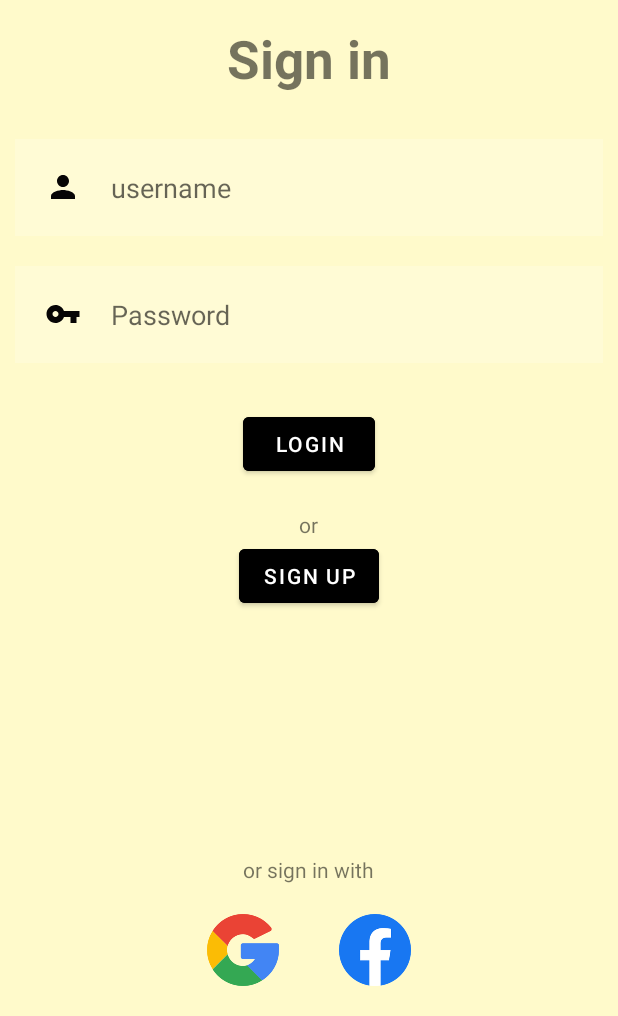
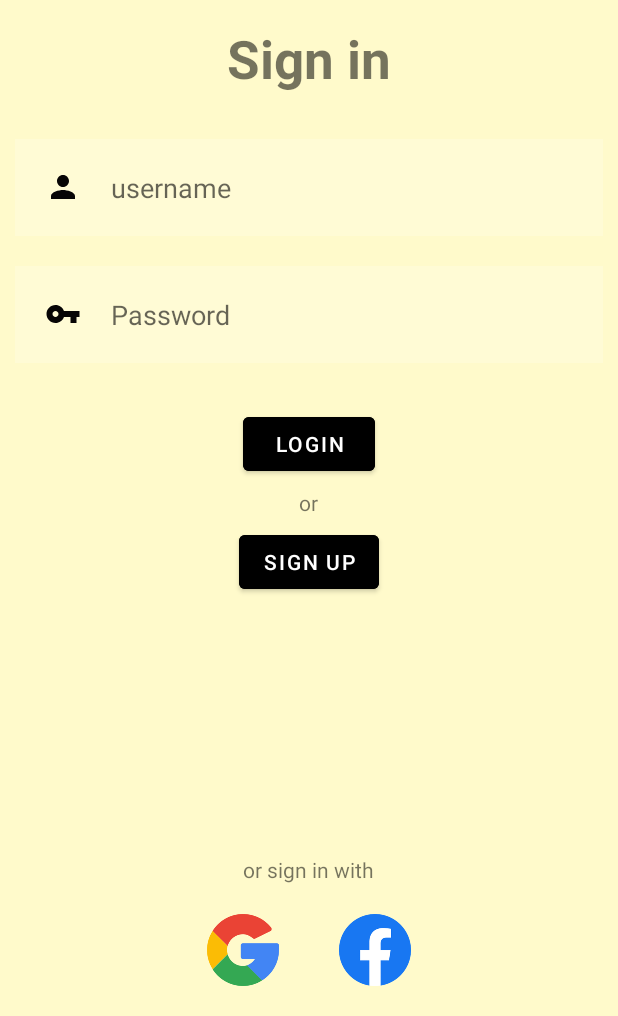
Before and after one commit to arpitmohanani/CoffeeBurst, an Android app: the screen it shows after launch (SignInPage), on a phone screen of 412 x 824 dp, the part 220-1236 px from its top. Run offline under Robolectric (Android 15) with nearby library versions, the light colour scheme and no system bars; our stand-ins replace Room's generated code; libraries missing offline, so code that uses them is left out: com.facebook, com.facebook.login; 4 statements that could not run were skipped.

Commit message:
"Some GUI fixes with signout button"

```diff
--- a/app/src/main/res/layout/activity_display_stores.xml
+++ b/app/src/main/res/layout/activity_display_stores.xml
@@ -27,7 +27,7 @@
         android:layout_height="wrap_content"
         android:layout_below="@+id/coffeeBurst"
         android:layout_marginStart="25dp"
-        android:layout_marginTop="40dp"
+        android:layout_marginTop="25dp"
         android:text="TextView"
         android:textSize="24sp"
         android:textStyle="bold|italic"
@@ -78,7 +78,7 @@
         android:layout_marginStart="25dp"
         android:layout_marginTop="0dp"
         android:layout_marginEnd="16dp"
-        android:layout_marginBottom="50dp"
+        android:layout_marginBottom="30dp"
         app:layout_constraintBottom_toBottomOf="parent"
         app:layout_constraintEnd_toEndOf="parent"
         app:layout_constraintHorizontal_bias="1.0"
--- a/app/src/main/res/layout/activity_signin.xml
+++ b/app/src/main/res/layout/activity_signin.xml
@@ -77,7 +77,7 @@
         android:layout_marginStart="20dp"
         android:layout_marginTop="20dp"
         android:layout_marginEnd="20dp"
-        android:layout_marginBottom="20dp"
+        android:layout_marginBottom="5dp"
         android:backgroundTint="@color/design_default_color_on_secondary"
         android:text="Login" />
 
@@ -96,7 +96,7 @@
         android:layout_below="@+id/btnLogin"
         android:layout_centerHorizontal="true"
         android:layout_marginStart="20dp"
-        android:layout_marginTop="20dp"
+        android:layout_marginTop="25dp"
         android:layout_marginEnd="20dp"
         android:layout_marginBottom="20dp"
         android:backgroundTint="@color/design_default_color_on_secondary"
```
